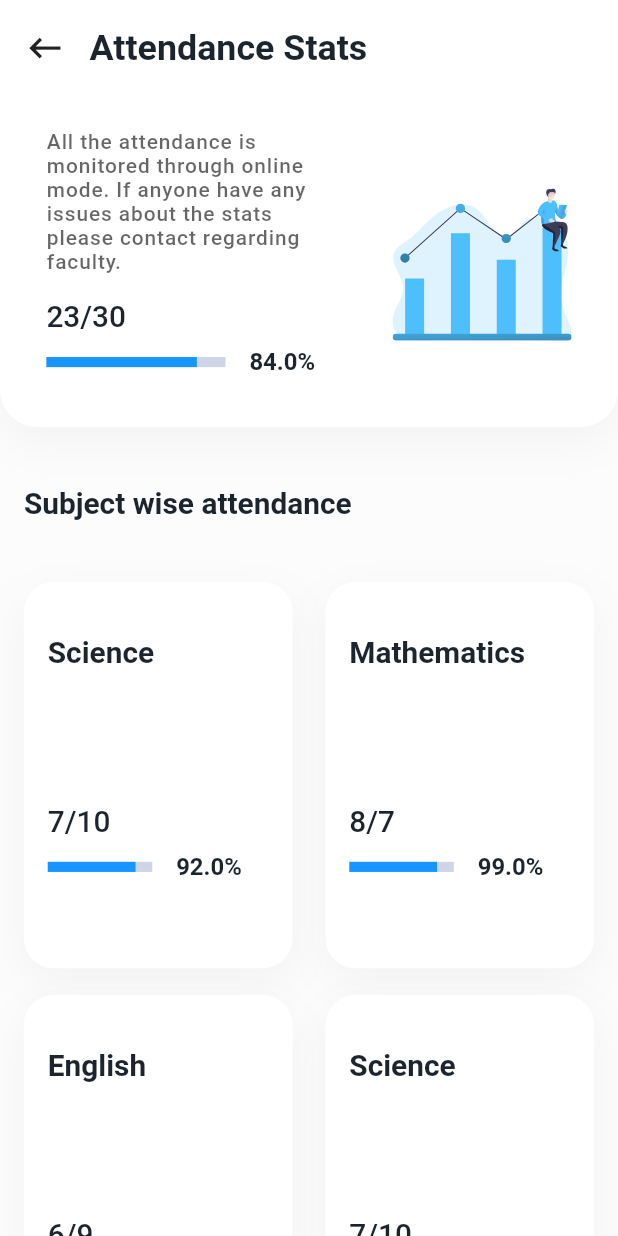
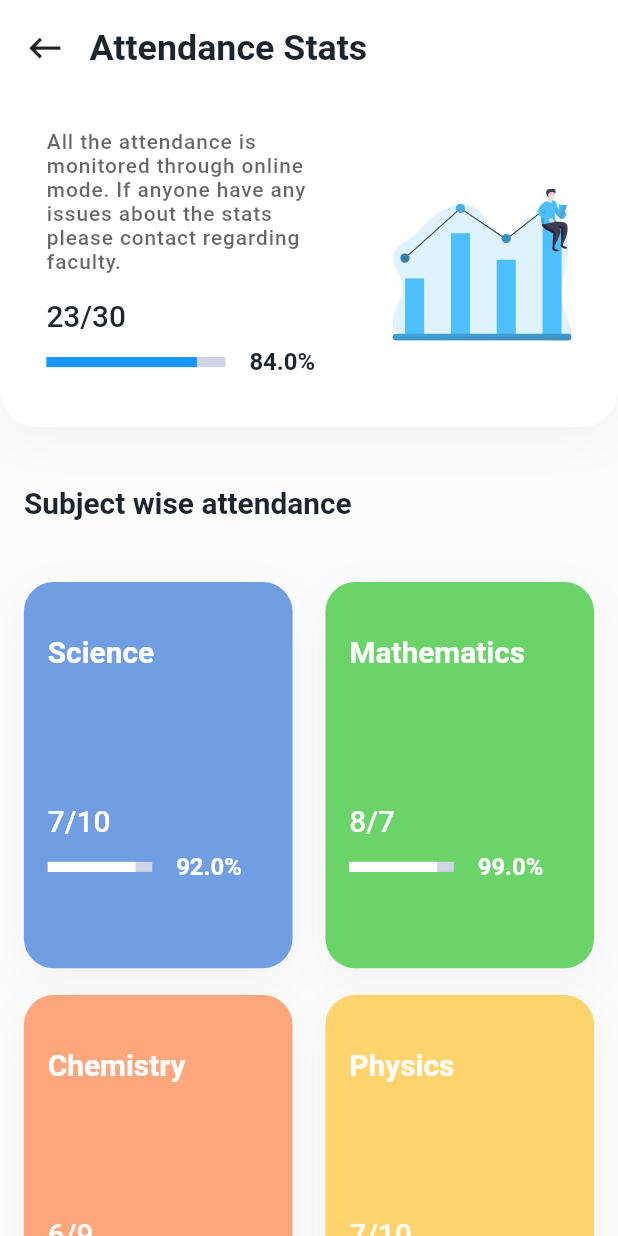
Before and after one commit to dscvitpune/school-app, a Flutter app: the AttendanceScreen screen opened by its route, on a phone screen of 412 x 824 dp. Run offline on Flutter 3.47's test engine with Material 2 defaults, Android fonts, the phone set to English and light mode, and no system bars; our stand-ins replace flutter_screenutil, flutter_svg, syncfusion_flutter_calendar, syncfusion_flutter_charts; network calls fail.

Commit message:
Attendance card color changesd.

```diff
--- a/lib/screens/app/AttendanceScreen.dart
+++ b/lib/screens/app/AttendanceScreen.dart
@@ -176,12 +176,14 @@ class AttendanceScreen extends StatelessWidget {
                                   title: "Science",
                                   subtitle: "7/10",
                                   progressValue: 0.92,
+                                  backgroundColor: course_card_blue,
                                 ),
                                 Spacer(),
                                 SubjectCard(
                                   title: "Mathematics",
                                   subtitle: "8/7",
                                   progressValue: 0.99,
+                                  backgroundColor: course_card_green,
                                 ),
                               ],
                             ),
@@ -191,15 +193,17 @@ class AttendanceScreen extends StatelessWidget {
                             Row(
                               children: [
                                 SubjectCard(
-                                  title: "English",
+                                  title: "Chemistry",
                                   subtitle: "6/9",
                                   progressValue: 0.91,
+                                  backgroundColor: course_card_orange,
                                 ),
                                 Spacer(),
                                 SubjectCard(
-                                  title: "Science",
+                                  title: "Physics",
                                   subtitle: "7/10",
                                   progressValue: 0.92,
+                                  backgroundColor: course_card_yellow,
                                 ),
                               ],
                             )
--- a/lib/screens/app/widgets/SubjectCard.dart
+++ b/lib/screens/app/widgets/SubjectCard.dart
@@ -5,8 +5,14 @@ import 'package:flutter_screenutil/flutter_screenutil.dart';
 class SubjectCard extends StatelessWidget {
   final String title, subtitle;
   final double progressValue;
+  final Color backgroundColor;
 
-  const SubjectCard({Key key, this.title, this.subtitle, this.progressValue})
+  const SubjectCard(
+      {Key key,
+      this.title,
+      this.subtitle,
+      this.progressValue,
+      this.backgroundColor})
       : super(key: key);
 
   @override
@@ -15,7 +21,7 @@ class SubjectCard extends StatelessWidget {
       width: 180.w,
       height: 230.h,
       decoration: BoxDecoration(
-        color: white,
+        color: backgroundColor ?? black,
         borderRadius: BorderRadius.all(
           Radius.circular(20.w),
         ),
@@ -43,7 +49,7 @@ class SubjectCard extends StatelessWidget {
             Text(
               title,
               style: Theme.of(context).textTheme.headline6.copyWith(
-                    color: black,
+                    color: white,
                     fontSize: headline6.ssp,
                     fontWeight: FontWeight.bold,
                   ),
@@ -53,7 +59,7 @@ class SubjectCard extends StatelessWidget {
             Text(
               subtitle,
               style: Theme.of(context).textTheme.headline6.copyWith(
-                    color: black,
+                    color: white,
                     fontFamily: '.SF UI Display',
                     fontSize: headline6.ssp,
                   ),
@@ -66,6 +72,7 @@ class SubjectCard extends StatelessWidget {
                 SizedBox(
                   width: 70.w,
                   child: LinearProgressIndicator(
+                    valueColor: AlwaysStoppedAnimation<Color>(white),
                     minHeight: 6.h,
                     backgroundColor: lightGrey,
                     value: 0.84,
@@ -77,7 +84,7 @@ class SubjectCard extends StatelessWidget {
                 Text(
                   "${progressValue * 100}%",
                   style: Theme.of(context).textTheme.subtitle1.copyWith(
-                        color: black,
+                        color: white,
                         fontSize: subtitle1.ssp,
                         fontWeight: FontWeight.bold,
                       ),
```
